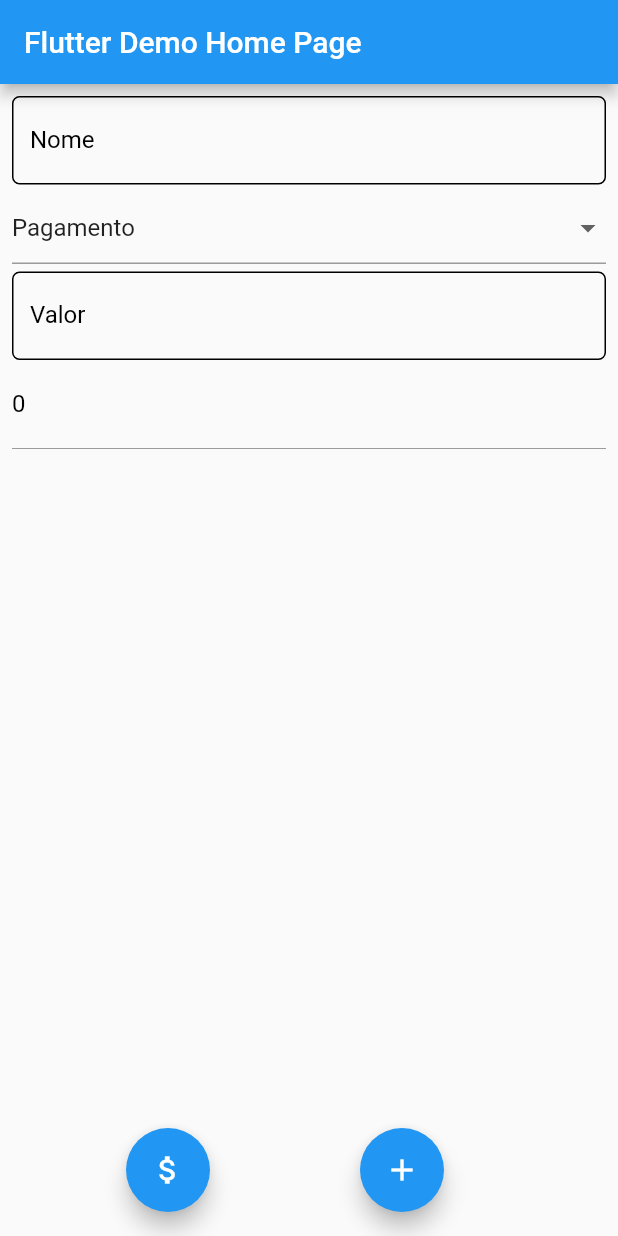
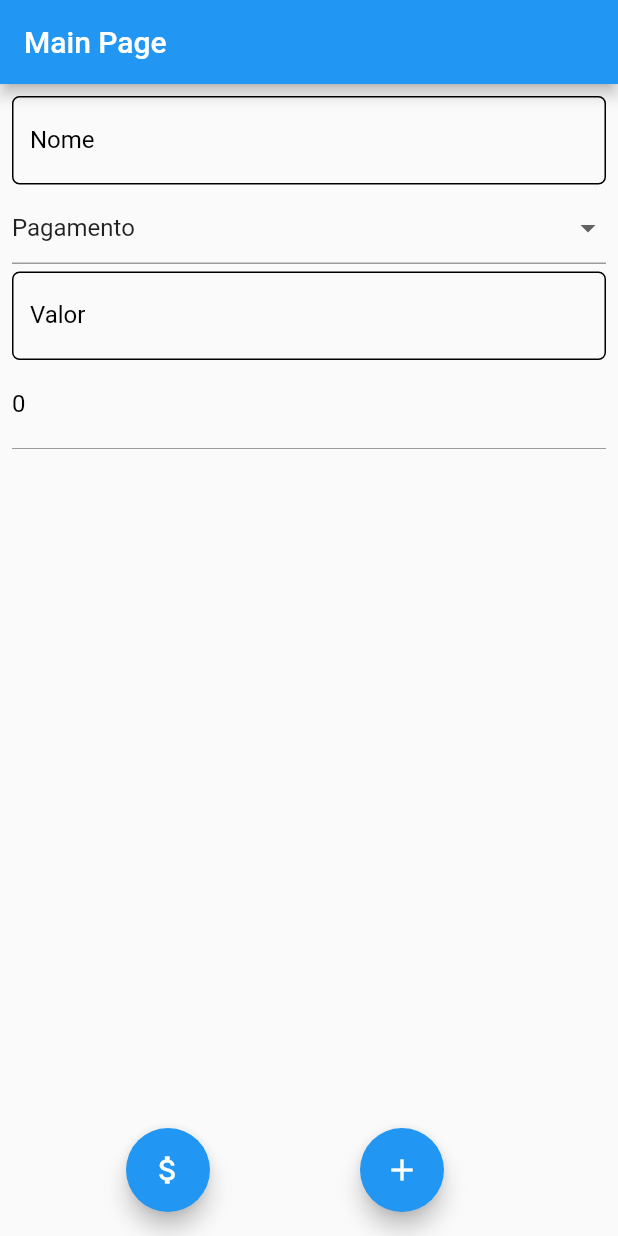
Before and after one commit to gabrieloliv96/gerenciafinanceiro, a Flutter app: the screen it shows after launch, on a phone screen of 412 x 824 dp. Run offline on Flutter 3.47's test engine with Material 2 defaults, Android fonts, the phone set to English and light mode, and no system bars.

Commit message:
changed title

```diff
--- a/lib/main.dart
+++ b/lib/main.dart
@@ -16,11 +16,11 @@ class MyApp extends StatelessWidget {
   @override
   Widget build(BuildContext context) {
     return MaterialApp(
-      title: 'Flutter Demo',
+      title: 'Financeiro',
       theme: ThemeData(
         primarySwatch: Colors.blue,
       ),
-      home: MyHomePage(title: 'Flutter Demo Home Page'),
+      home: MyHomePage(title: 'Main Page'),
     );
   }
 }
```
